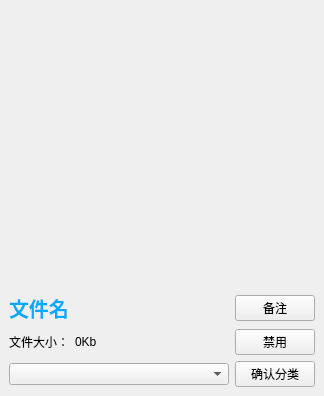
This is comp/modcard.ui in xiaoan-1/l4d2-mod-manager as Qt 5 draws it before an edit. The edited form follows.
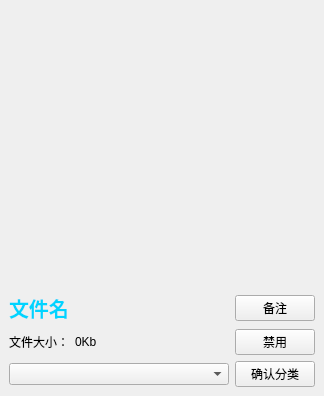
This is the edited form. Icons and pictures are not drawn.

What changed in the file:
```diff
--- a/comp/modcard.ui
+++ b/comp/modcard.ui
@@ -107,7 +107,7 @@
         <item row="0" column="0" colspan="2">
          <widget class="QLabel" name="label_name">
           <property name="styleSheet">
-           <string notr="true">color: rgb(0, 170, 255);
+           <string notr="true">color: #00d4ff;
 font-size: 20px;
 font-weight: bold;</string>
           </property>
@@ -115,7 +115,7 @@
            <string>文件名</string>
           </property>
           <property name="wordWrap">
-           <bool>true</bool>
+           <bool>false</bool>
           </property>
          </widget>
         </item>
```
